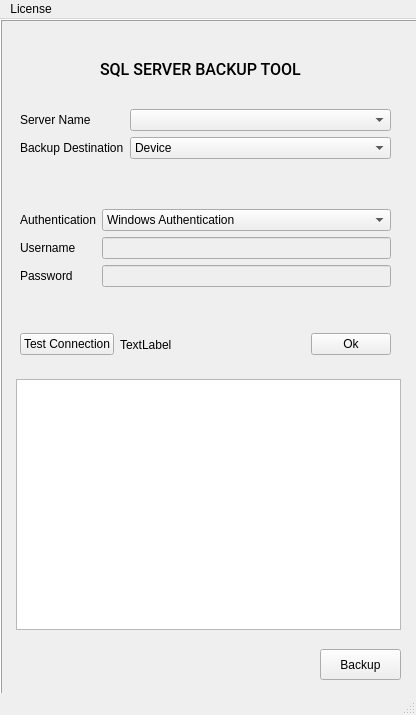
First picture: the form in ui/mainWindow.ui, repository desxedada/SQLGDriveBackup, before the edit.
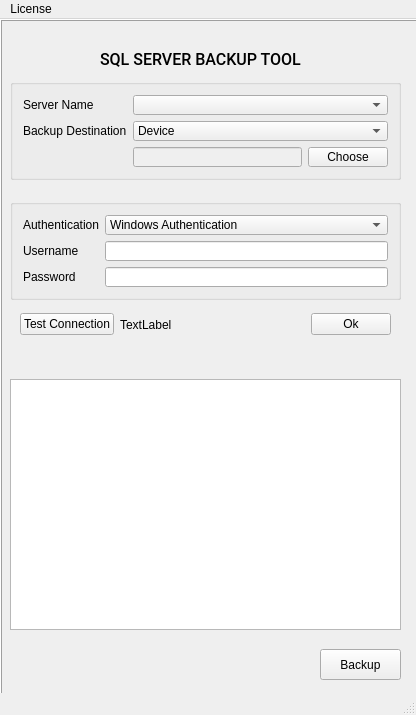
Second picture: the form after the edit.

What changed in the file:
```diff
--- a/ui/mainWindow.ui
+++ b/ui/mainWindow.ui
@@ -42,13 +42,13 @@
       <string/>
      </property>
     </widget>
-    <widget class="QWidget" name="formLayoutWidget">
+    <widget class="QGroupBox" name="formGroupBox">
      <property name="geometry">
       <rect>
        <x>10</x>
        <y>180</y>
        <width>391</width>
-       <height>111</height>
+       <height>101</height>
       </rect>
      </property>
      <layout class="QFormLayout" name="authLayout">
@@ -64,6 +64,13 @@
       <property name="bottomMargin">
        <number>10</number>
       </property>
+      <item row="0" column="0">
+       <widget class="QLabel" name="label_2">
+        <property name="text">
+         <string>Authentication</string>
+        </property>
+       </widget>
+      </item>
       <item row="0" column="1">
        <widget class="QComboBox" name="authTypeBox">
         <item>
@@ -88,7 +95,7 @@
       <item row="1" column="1">
        <widget class="QLineEdit" name="usernameEdit">
         <property name="enabled">
-         <bool>false</bool>
+         <bool>true</bool>
         </property>
        </widget>
       </item>
@@ -102,26 +109,19 @@
       <item row="2" column="1">
        <widget class="QLineEdit" name="pwdEdit">
         <property name="enabled">
-         <bool>false</bool>
-        </property>
-       </widget>
-      </item>
-      <item row="0" column="0">
-       <widget class="QLabel" name="label_2">
-        <property name="text">
-         <string>Authentication</string>
+         <bool>true</bool>
         </property>
        </widget>
       </item>
      </layout>
     </widget>
-    <widget class="QWidget" name="formLayoutWidget_2">
+    <widget class="QGroupBox" name="formGroupBox_2">
      <property name="geometry">
       <rect>
        <x>10</x>
-       <y>80</y>
+       <y>60</y>
        <width>391</width>
-       <height>95</height>
+       <height>101</height>
       </rect>
      </property>
      <layout class="QFormLayout" name="databaseLayout">
@@ -168,13 +168,31 @@
         </item>
        </widget>
       </item>
+      <item row="2" column="1">
+       <layout class="QHBoxLayout" name="horizontalLayout_4">
+        <item>
+         <widget class="QLineEdit" name="destEdit">
+          <property name="enabled">
+           <bool>false</bool>
+          </property>
+         </widget>
+        </item>
+        <item>
+         <widget class="QPushButton" name="chooseButton">
+          <property name="text">
+           <string>Choose</string>
+          </property>
+         </widget>
+        </item>
+       </layout>
+      </item>
      </layout>
     </widget>
     <widget class="QLabel" name="label_6">
      <property name="geometry">
       <rect>
        <x>100</x>
-       <y>20</y>
+       <y>10</y>
        <width>201</width>
        <height>61</height>
       </rect>
@@ -215,7 +233,7 @@
       </rect>
      </property>
      <layout class="QFormLayout" name="listLayout">
-      <item row="0" column="1">
+      <item row="0" column="0" colspan="2">
        <widget class="QTreeView" name="databaseTreeView"/>
       </item>
      </layout>
@@ -224,7 +242,7 @@
      <property name="geometry">
       <rect>
        <x>10</x>
-       <y>300</y>
+       <y>280</y>
        <width>391</width>
        <height>51</height>
       </rect>
```
Left out of the diff: 67 changed lines with no effect on the pictures.
